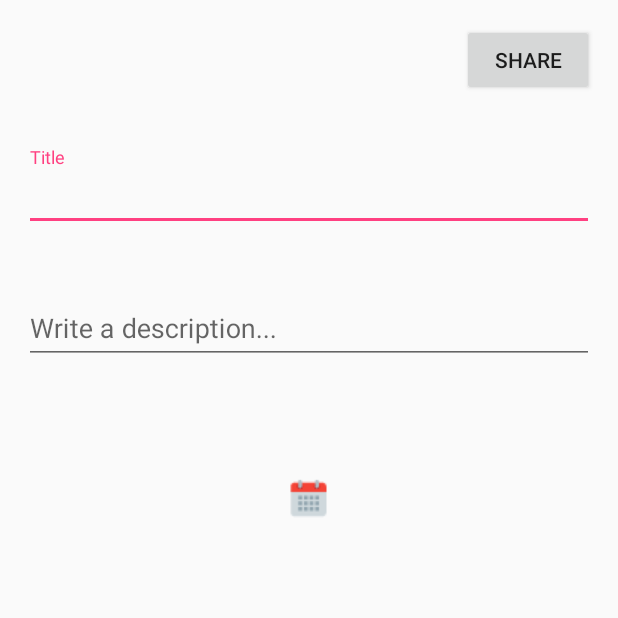
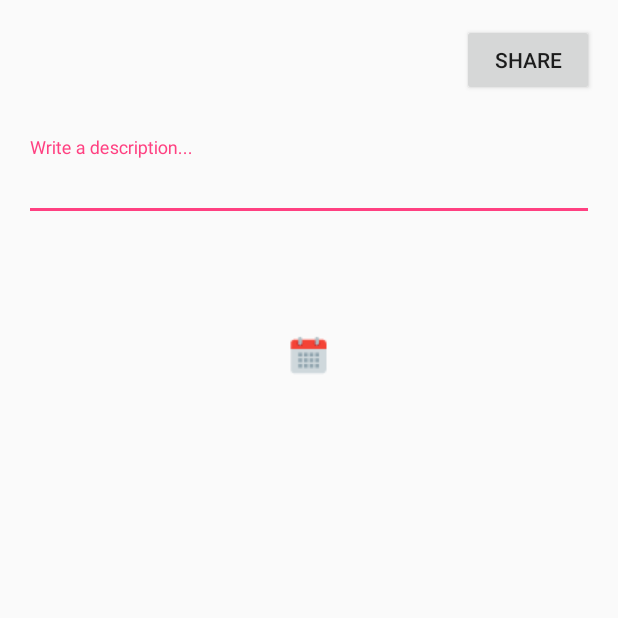
Before and after one commit to CS410-2017Jan/MoodSwing, an Android app: the NewEntryActivity screen opened directly, with no data from a screen before it, on a phone screen of 412 x 824 dp, the top half of it. Run offline under Robolectric (Android 15) with nearby library versions, the phone set to English and light mode, and no system bars; our stand-ins replace ButterKnife, Dagger/Hilt's generated code; libraries missing offline, so code that uses them is left out: javax.inject; 2 statements that could not run were skipped.

Commit message:
POST for a newEntry now works

```diff
--- a/fe/app/src/main/java/com/moodswing/activity/JournalActivity.java
+++ b/fe/app/src/main/java/com/moodswing/activity/JournalActivity.java
@@ -177,8 +177,4 @@ public class JournalActivity extends AppCompatActivity implements JournalView {
         _journalPresenter.attachView(this);
         _journalPresenter.attachSharedPreferencesManager(_sharedPreferencesManager);
     }
-
-    public void TempAddEntry(String s){
-        tempEntries.add(s);
-    }
 }
--- a/fe/app/src/main/java/com/moodswing/injector/module/NetworkModule.java
+++ b/fe/app/src/main/java/com/moodswing/injector/module/NetworkModule.java
@@ -20,7 +20,7 @@ import retrofit2.converter.gson.GsonConverterFactory;
 
 @Module2
 public class NetworkModule {
-    private String apiEndpointUrl = "http://24.85.229.202:3000";
+    private String apiEndpointUrl = "http://128.189.211.214:3000";
 
 
     @Provides2
--- a/fe/app/src/main/java/com/moodswing/mvp/mvp/presenter/NewEntryPresenter.java
+++ b/fe/app/src/main/java/com/moodswing/mvp/mvp/presenter/NewEntryPresenter.java
@@ -57,8 +57,9 @@ public class NewEntryPresenter implements Presenter<NewEntryView> {
     }
 
 
-    public void uploadPost(String title, String date, String token) {
-        newEntryUsecase.setPost(new Post(title, date, token));
+    public void uploadPost(String description, String date, String token) {
+        newEntryUsecase.setPost(new Post(description, date));
+        newEntryUsecase.setToken(sharedPreferencesManager.getToken());
 
         newEntrySubscription = newEntryUsecase.execute()
                 .subscribeOn(Schedulers.io())
--- a/fe/app/src/main/java/com/moodswing/mvp/network/Repository.java
+++ b/fe/app/src/main/java/com/moodswing/mvp/network/Repository.java
@@ -18,7 +18,7 @@ import io.reactivex.Observable;
 
 public interface Repository {
     // getJournalEntries etc...
-    Observable<NewEntryResponse> postNewEntry(Post post);
+    Observable<NewEntryResponse> postNewEntry(Post post, String accessToken);
     Observable<SignupResponse> postUser(User user);
     Observable<LoginResponse> postLogin(User user);
     Observable<ProfilePictureResponse> postProfilePicture(ProfilePicture profilePicture);
--- a/fe/app/src/main/java/com/moodswing/rest/MoodSwingRestRepository.java
+++ b/fe/app/src/main/java/com/moodswing/rest/MoodSwingRestRepository.java
@@ -39,7 +39,7 @@ public class MoodSwingRestRepository implements Repository {
     }
 
     @Override
-    public Observable<NewEntryResponse> postNewEntry(Post post) {
-        return apiService.postNewEntry(post);
+    public Observable<NewEntryResponse> postNewEntry(Post post, String accessToken) {
+        return apiService.postNewEntry(post, accessToken);
     }
 }
--- a/fe/app/src/main/res/layout/activity_newentry.xml
+++ b/fe/app/src/main/res/layout/activity_newentry.xml
@@ -31,29 +31,13 @@
         android:layout_centerHorizontal="true" />
 
     <android.support.design.widget.TextInputLayout
-        android:id="@+id/titleInput"
-        android:layout_width="match_parent"
-        android:layout_height="73dp"
-        android:layout_alignParentLeft="true"
-        android:layout_alignParentStart="true"
-        android:layout_below="@+id/btn_share"
-        android:layout_marginTop="34dp">
-
-        <EditText
-            android:id="@+id/entry_title"
-            android:layout_width="match_parent"
-            android:layout_height="wrap_content"
-            android:hint="Title" />
-    </android.support.design.widget.TextInputLayout>
-
-    <android.support.design.widget.TextInputLayout
         android:id="@+id/descInput"
         android:layout_width="match_parent"
         android:layout_height="73dp"
+        android:layout_marginTop="27dp"
+        android:layout_below="@+id/btn_share"
         android:layout_alignParentLeft="true"
-        android:layout_alignParentStart="true"
-        android:layout_below="@+id/titleInput"
-        android:layout_marginTop="15dp">
+        android:layout_alignParentStart="true">
 
         <EditText
             android:id="@+id/entry_desc"
```
Also changed, not shown: fe/app/src/main/java/com/moodswing/activity/NewEntryActivity.java (+6 -11 lines), fe/app/src/main/java/com/moodswing/mvp/domain/NewEntryUsecase.java (+6 -1 lines), fe/app/src/main/java/com/moodswing/mvp/mvp/model/Post.java (+12 -31 lines), fe/app/src/main/java/com/moodswing/rest/ApiService.java (+6 -2 lines).
